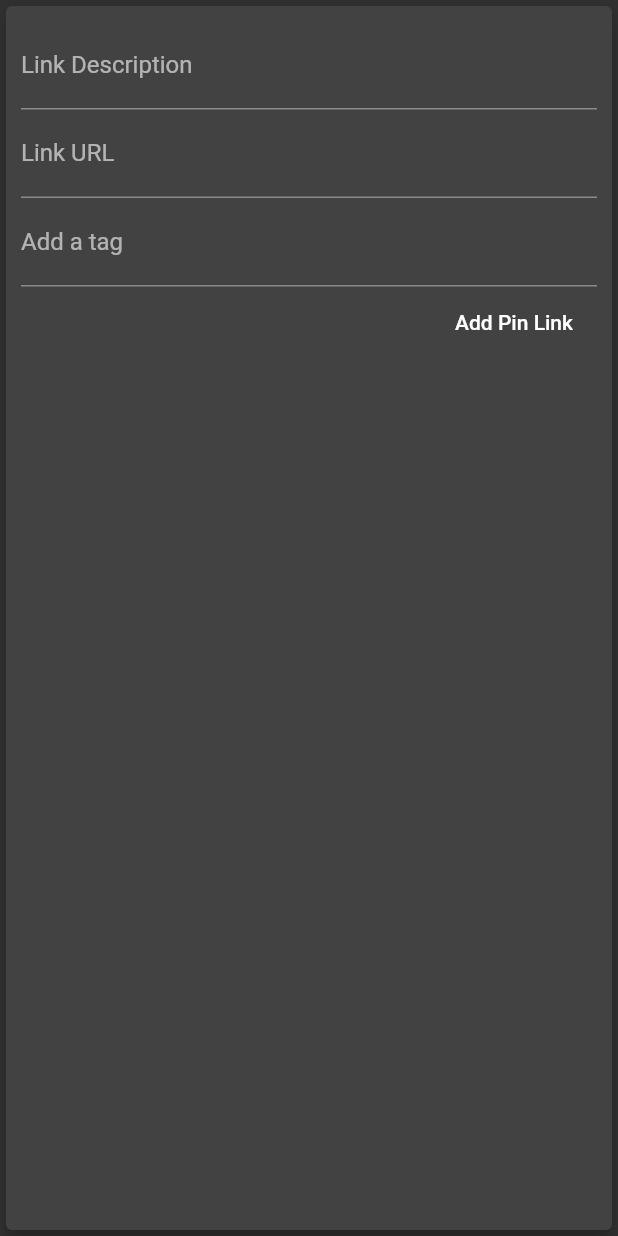
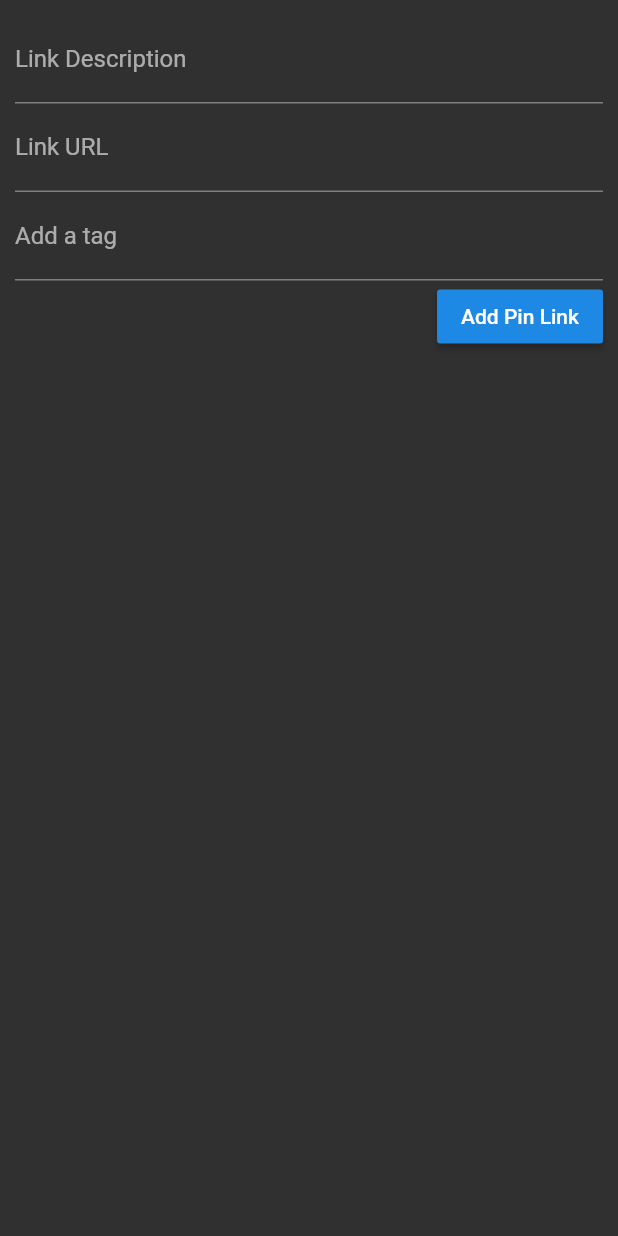
Before and after one commit to bshap93/pinbird-flutter, a Flutter app: the NewPinPanel widget shown alone on an empty page, opened directly, on a phone screen of 412 x 824 dp. Run offline on Flutter 3.47's test engine with Material 2 defaults, Android fonts, the phone set to English and light mode, and no system bars; our stand-ins replace get_it, hive, hive_flutter, stacked; accounts and stored records are empty.

Commit message:
Cleaned up the views

```diff
--- a/lib/ui/new_pin_panel/new_pin_panel_view.dart
+++ b/lib/ui/new_pin_panel/new_pin_panel_view.dart
@@ -1,3 +1,5 @@
+// ignore_for_file: deprecated_member_use
+
 import 'package:flutter/material.dart';
 import 'package:stacked/stacked.dart';
 import '../../models/tag.dart';
@@ -77,16 +79,13 @@ class _NewPinPanelState extends State<NewPinPanel> {
   Widget build(BuildContext context) {
     return ViewModelBuilder<NewPinPanelViewModel>.reactive(
         viewModelBuilder: () => NewPinPanelViewModel(),
-        builder: (context, model, _) => Card(
-            elevation: 5,
-            child: Container(
+        builder: (context, model, _) => Container(
             padding: EdgeInsets.all(10),
             child: Column(
               crossAxisAlignment: CrossAxisAlignment.end,
               children: <Widget>[
                 TextField(
-                      decoration:
-                          InputDecoration(labelText: 'Link Description'),
+                  decoration: InputDecoration(labelText: 'Link Description'),
                   controller: descriptionController,
                   onSubmitted: (_) => submitData(context, model),
                 ),
@@ -100,7 +99,7 @@ class _NewPinPanelState extends State<NewPinPanel> {
                   controller: tagController,
                   onSubmitted: (_) => submitData(context, model),
                 ),
-                    FlatButton(
+                RaisedButton(
                     textColor: Colors.white,
                     onPressed: () {
                       if (urlController.text.isEmpty) {
@@ -111,6 +110,6 @@ class _NewPinPanelState extends State<NewPinPanel> {
                     },
                     child: Text('Add Pin Link')),
               ],
-                ))));
+            )));
   }
 }
--- a/lib/ui/pin_single/pin_single_view.dart
+++ b/lib/ui/pin_single/pin_single_view.dart
@@ -1,12 +1,11 @@
 // ignore_for_file: deprecated_member_use
 
 import 'package:flutter/material.dart';
-import 'package:pinboard_clone/ui/pin_single/pin_single_viewmodel.dart';
-import 'package:pinboard_clone/ui/pins_screen/pins_screen_viewmodel.dart';
 import 'package:stacked/stacked.dart';
 import 'package:url_launcher/url_launcher.dart';
 import 'package:intl/intl.dart';
 
+import './pin_single_viewmodel.dart';
 import '../../models/pin_data.dart';
 import '../pins_screen/pins_screen_view.dart';
 
```
Also changed, not shown: lib/ui/pins_screen/pins_screen_view.dart (+5 -3 lines). Lines whose indentation alone changed are shown as unchanged.
